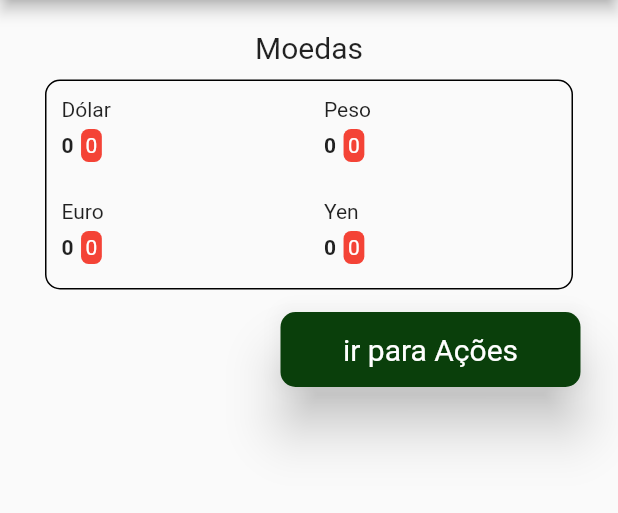
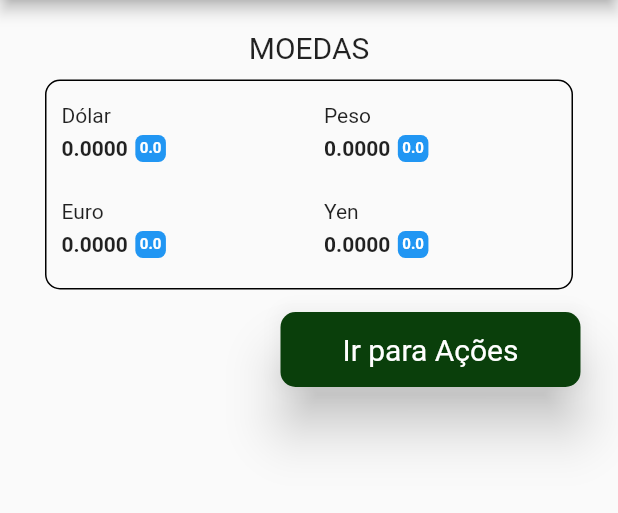
Before and after one commit to Raul-NdP/prova_pratica_versao_final, a Flutter app: the screen it shows after launch, on a phone screen of 412 x 824 dp, the part 84-597 px from its top. Run offline on Flutter 3.47's test engine with Material 2 defaults, Android fonts, the phone set to English and light mode, and no system bars; network calls fail.

Commit message:
ultimo commit

```diff
--- a/lib/componentes/botao.dart
+++ b/lib/componentes/botao.dart
@@ -5,7 +5,7 @@ class Botao extends StatefulWidget {
   final texto;
   final funcao;
 
-  const Botao({super.key, this.texto = "Botão", this.funcao});
+  const Botao({super.key, this.texto = "", this.funcao});
 
   @override
   State<Botao> createState() => _botaoState();
--- a/lib/componentes/textoVariacao.dart
+++ b/lib/componentes/componenteItem.dart
@@ -1,25 +1,22 @@
 import 'package:flutter/material.dart';
 
-class TextoVariacao extends StatefulWidget {
+class ComponenteItem extends StatefulWidget {
 
-  final nome;
-  final valor;
-  final variacao;
+  final dynamic nome;
+  final dynamic valor;
+  final dynamic variacao;
 
-  const TextoVariacao({super.key, this.variacao, this.valor, this.nome});
+  const ComponenteItem({super.key, required this.variacao, this.valor, this.nome});
 
   @override
-  State<TextoVariacao> createState() => _TextoVariacaoState();
+  State<ComponenteItem> createState() => _ComponenteItemState();
 }
 
-class _TextoVariacaoState extends State<TextoVariacao> {
+class _ComponenteItemState extends State<ComponenteItem> {
   @override
   Widget build(BuildContext context) {
 
-    Color corContainer = Colors.red;
-    if (widget.variacao > 0) {
-      corContainer = Colors.blue;
-    }
+    Color corContainer = widget.variacao >= 0 ? Colors.blue : Colors.red;
 
     return Padding(
       padding: const EdgeInsets.all(10),
@@ -47,7 +44,9 @@ class _TextoVariacaoState extends State<TextoVariacao> {
                     child: Text(
                       widget.variacao.toString(),
                       style: const TextStyle(
-                        color: Colors.white
+                        fontSize: 10,
+                        color: Colors.white,
+                        fontWeight: FontWeight.bold
                       ),
                     ),
                   )
--- a/lib/modelos/apiValor.dart
+++ b/lib/modelos/financas.dart
@@ -2,15 +2,15 @@ import 'package:prova_pratica_versao_final/modelos/acoes.dart';
 import 'package:prova_pratica_versao_final/modelos/bitcoins.dart';
 import 'package:prova_pratica_versao_final/modelos/moedas.dart';
 
-class ApiValor {
+class Financas {
 
   Moedas? moedas;
   Acoes? acoes;
   Bitcoins? bitcoins;
 
-  ApiValor(this.moedas, this.acoes, this.bitcoins);
+  Financas(this.moedas, this.acoes, this.bitcoins);
 
-  ApiValor.iniciar() {
+  Financas.iniciar() {
     moedas = Moedas.iniciar();
     acoes = Acoes.iniciar();
     bitcoins = Bitcoins.iniciar();
--- a/lib/telas/pg_moedas.dart
+++ b/lib/telas/pg_moedas.dart
@@ -3,9 +3,9 @@ import 'dart:convert';
 import 'package:flutter/material.dart';
 import 'package:http/http.dart';
 import 'package:prova_pratica_versao_final/componentes/botao.dart';
-import 'package:prova_pratica_versao_final/componentes/textoVariacao.dart';
+import 'package:prova_pratica_versao_final/componentes/componenteItem.dart';
 import 'package:prova_pratica_versao_final/modelos/acoes.dart';
-import 'package:prova_pratica_versao_final/modelos/apiValor.dart';
+import 'package:prova_pratica_versao_final/modelos/financas.dart';
 import 'package:prova_pratica_versao_final/modelos/bitcoins.dart';
 import 'package:prova_pratica_versao_final/modelos/item.dart';
 import 'package:prova_pratica_versao_final/modelos/moedas.dart';
@@ -19,7 +19,7 @@ class PgMoedas extends StatefulWidget {
 
 class _PgMoedasState extends State<PgMoedas> {
 
-  ApiValor financas = ApiValor.iniciar();
+  Financas financas = Financas.iniciar();
 
   Item? dolar;
   Item? euro;
@@ -45,7 +45,7 @@ class _PgMoedasState extends State<PgMoedas> {
 
   _buscarMoedas() async {
     const String urlHgFinancas =
-        "https://api.hgbrasil.com/finance?format=json-cors&key=4c448202";
+        "https://api.hgbrasil.com/finance?format=json-cors&key=c5598964";
     Response resposta = await get(Uri.parse(urlHgFinancas));
     Map cotacao = json.decode(resposta.body);
 
@@ -86,19 +86,8 @@ class _PgMoedasState extends State<PgMoedas> {
     bitcoins= Bitcoins(blockchainInfo, bitStamp, mercadoBitcoin, coinBase, foxBit);
 
     setState(() {
-      financas = ApiValor(moedas, acoes, bitcoins);
+      financas = Financas(moedas, acoes, bitcoins);
     });
-  }
-
-  @override
-  Widget build(BuildContext context) {
-    return Scaffold(
-      appBar: AppBar(
-        title: const Text("Finanças de Hoje"),
-        backgroundColor: const Color.fromARGB(255, 10, 63, 11),
-      ),
-      body: _criaBody(),
-    );
   }
 
   _irAcoes() {
@@ -114,7 +103,7 @@ class _PgMoedasState extends State<PgMoedas> {
         children: [
           const Center(
             child: Text(
-              "Moedas",
+              "MOEDAS",
               style: TextStyle(fontSize: 20),
             ),
           ),
@@ -132,14 +121,16 @@ class _PgMoedasState extends State<PgMoedas> {
                     child: Column(
                       mainAxisAlignment: MainAxisAlignment.center,
                       children: [
-                        TextoVariacao(
+                        ComponenteItem(
                             nome: "Dólar",
-                            valor: financas.moedas!.dolar!.valor,
-                            variacao: financas.moedas!.dolar!.variacao),
-                        TextoVariacao(
+                            valor: financas.moedas!.dolar!.valor.toStringAsFixed(4),
+                            variacao: double.parse(financas.moedas!.dolar!.variacao.toStringAsFixed(4)),
+                        ),
+                        ComponenteItem(
                             nome: "Euro",
-                            valor: financas.moedas!.euro!.valor,
-                            variacao: financas.moedas!.euro!.variacao)
+                            valor: financas.moedas!.euro!.valor.toStringAsFixed(4),
+                            variacao: double.parse(financas.moedas!.euro!.variacao.toStringAsFixed(4)),
+                        )
                       ],
                     ),
                   ),
@@ -147,14 +138,16 @@ class _PgMoedasState extends State<PgMoedas> {
                     child: Column(
                       mainAxisAlignment: MainAxisAlignment.center,
                       children: [
-                        TextoVariacao(
+                        ComponenteItem(
                             nome: "Peso",
-                            valor: financas.moedas!.peso!.valor,
-                            variacao: financas.moedas!.peso!.variacao),
-                        TextoVariacao(
+                            valor: financas.moedas!.peso!.valor.toStringAsFixed(4),
+                            variacao: double.parse(financas.moedas!.peso!.variacao.toStringAsFixed(4)),
+                        ),
+                        ComponenteItem(
                             nome: "Yen",
-                            valor: financas.moedas!.yen!.valor,
-                            variacao: financas.moedas!.yen!.variacao)
+                            valor: financas.moedas!.yen!.valor.toStringAsFixed(4),
+                            variacao: double.parse(financas.moedas!.yen!.variacao.toStringAsFixed(4)),
+                        )
                       ],
                     ),
                   ),
@@ -163,11 +156,23 @@ class _PgMoedasState extends State<PgMoedas> {
             ),
           ),
           Botao(
-            texto: "ir para Ações",
+            texto: "Ir para Ações",
             funcao: _irAcoes,
           )
         ],
       ),
     );
   }
+
+  @override
+  Widget build(BuildContext context) {
+    return Scaffold(
+      appBar: AppBar(
+        title: const Text("Finanças de Hoje"),
+        backgroundColor: const Color.fromARGB(255, 10, 63, 11),
+      ),
+      body: _criaBody(),
+    );
+  }
+
 }
```
Also changed, not shown: lib/telas/pg_acoes.dart (+28 -22 lines), lib/telas/pg_bitcoin.dart (+23 -18 lines).
